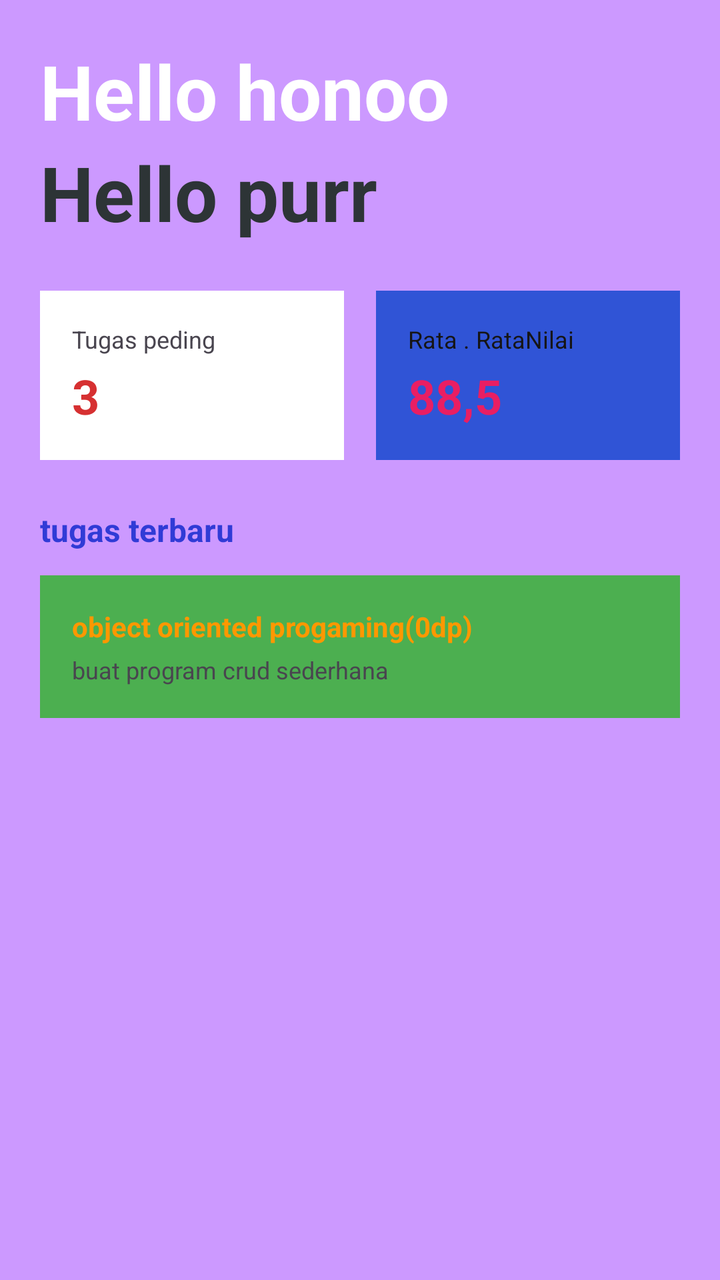
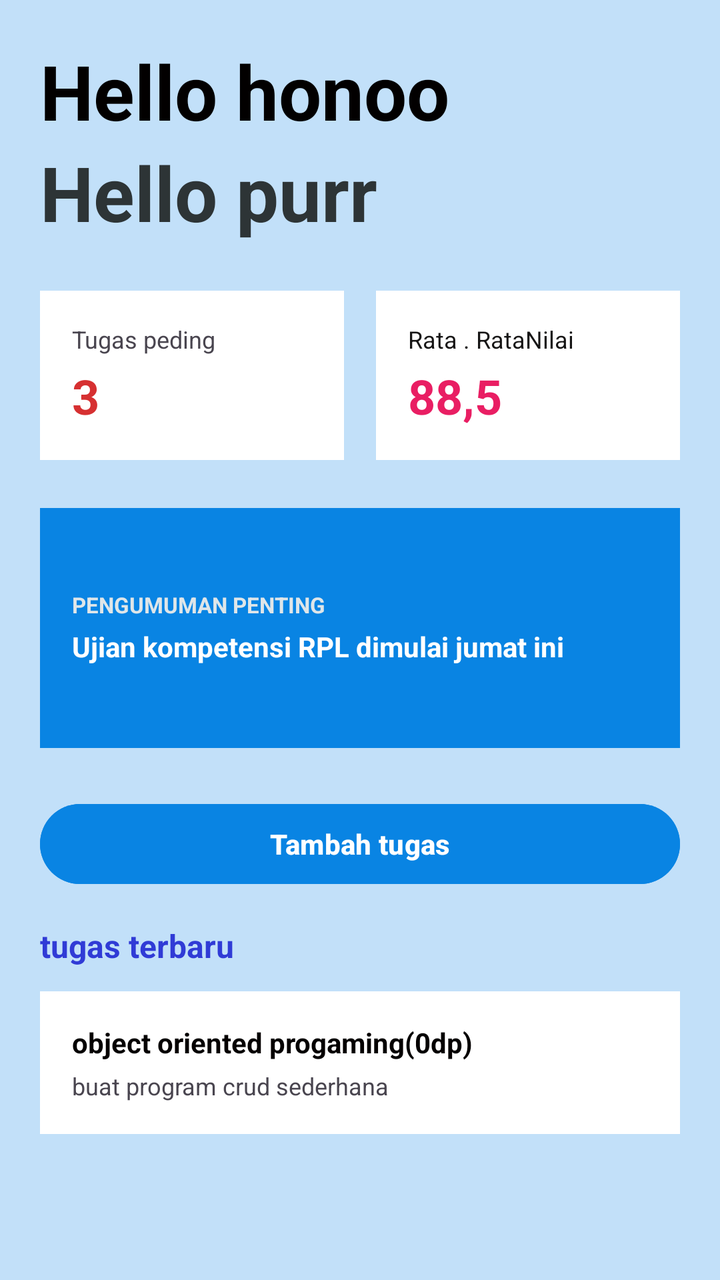

An Android layout rendered at two revisions. The XML below is the earlier revision; the diff shows what the commit changed to produce the second picture.
<!-- AndroidManifest.xml: application theme Theme.ManagementApp -->
<!-- res/layout/activity_main.xml -->
<?xml version="1.0" encoding="utf-8"?>
<LinearLayout
    xmlns:android="http://schemas.android.com/apk/res/android"
    xmlns:tools="http://schemas.android.com/tools"
    android:layout_width="match_parent"
    android:layout_height="match_parent"
    android:orientation="vertical"
    android:background="#CC99FF"
    android:padding="20dp">

    
    <LinearLayout
        android:layout_width="match_parent"
        android:layout_height="wrap_content"
        android:orientation="vertical"
        android:layout_marginBottom="24dp">

        <TextView
            android:layout_width="wrap_content"
            android:layout_height="wrap_content"
            android:text="Hello honoo "
            android:textSize="38sp"
            android:textStyle="bold"
            android:textColor="#FFFFFFFF"/>

        <TextView
            android:id="@+id/tvnamasiswa"
            android:layout_width="wrap_content"
            android:layout_height="wrap_content"
            android:text="Hello purr"
            android:textSize="38sp"
            android:textStyle="bold"
            android:textColor="#2D3436"/>

    </LinearLayout>

    
    <LinearLayout
        android:layout_width="match_parent"
        android:layout_height="wrap_content"
        android:orientation="horizontal"
        android:layout_marginBottom="24dp">

        
        <LinearLayout
            android:layout_width="0dp"
            android:layout_height="wrap_content"
            android:layout_weight="1"
            android:orientation="vertical"
            android:background="#FFFFFF"
            android:padding="16dp"
            android:layout_marginEnd="8dp">

            <TextView
                android:layout_width="wrap_content"
                android:layout_height="wrap_content"
                android:text="Tugas peding"
                android:textSize="12sp"/>

            <TextView
                android:id="@+id/tvjumlahTugas"
                android:layout_width="wrap_content"
                android:layout_height="wrap_content"
                android:text="3"
                android:textSize="24sp"
                android:textStyle="bold"
                android:textColor="#D63031"
                android:layout_marginTop="4dp"/>

        </LinearLayout>

        
        <LinearLayout
            android:layout_width="0dp"
            android:layout_height="wrap_content"
            android:layout_weight="1"
            android:orientation="vertical"
            android:background="#3054D6"
            android:padding="16dp"
            android:layout_marginStart="8dp">

            <TextView
                android:layout_width="wrap_content"
                android:layout_height="wrap_content"
                android:text="Rata . RataNilai"
                android:textColor="#161515"
                android:textSize="12sp" />

            <TextView
                android:id="@+id/tvRataNIlai"
                android:layout_width="wrap_content"
                android:layout_height="wrap_content"
                android:text="88,5"
                android:textSize="24sp"
                android:textStyle="bold"
                android:textColor="#E91E63"
                android:layout_marginTop="4dp"/>

        </LinearLayout>

    </LinearLayout>

    
    <TextView
        android:layout_width="wrap_content"
        android:layout_height="wrap_content"
        android:text="tugas terbaru"
        android:textSize="16sp"
        android:textStyle="bold"
        android:textColor="#303BD6"
        android:layout_marginBottom="12dp"/>

    
    <LinearLayout
        android:layout_width="match_parent"
        android:layout_height="wrap_content"
        android:orientation="vertical"
        android:background="#4CAF50"
        android:padding="16dp">

        <TextView
            android:layout_width="wrap_content"
            android:layout_height="wrap_content"
            android:text="object oriented progaming(0dp)"
            android:textSize="14sp"
            android:textStyle="bold"
            android:textColor="#FF9800"/>

        <TextView
            android:layout_width="wrap_content"
            android:layout_height="wrap_content"
            android:text="buat program crud sederhana"
            android:textSize="12sp"
            android:layout_marginTop="4dp"/>

    </LinearLayout>

</LinearLayout>
<!-- resources referenced by this layout -->
<resources>
  <style name="Theme.ManagementApp" parent="Base.Theme.ManagementApp" />
  <style name="Base.Theme.ManagementApp" parent="Theme.Material3.DayNight.NoActionBar">
          
          
      </style>
</resources>

<!-- the commit's change to res/layout/activity_main.xml (unified diff, before → after) -->
@@ -1,11 +1,14 @@
 <?xml version="1.0" encoding="utf-8"?>
+<FrameLayout
+    xmlns:android="http://schemas.android.com/apk/res/android"
+    android:layout_width="match_parent"
+    android:layout_height="match_parent"
+    android:background="#FFFFFF">
 <LinearLayout
-    xmlns:android="http://schemas.android.com/apk/res/android"
-    xmlns:tools="http://schemas.android.com/tools"
     android:layout_width="match_parent"
     android:layout_height="match_parent"
     android:orientation="vertical"
-    android:background="#CC99FF"
+    android:background="#C2E0F9"
     android:padding="20dp">
 
     
@@ -21,7 +24,7 @@
             android:text="Hello honoo "
             android:textSize="38sp"
             android:textStyle="bold"
-            android:textColor="#FFFFFFFF"/>
+            android:textColor="#020000"/>
 
         <TextView
             android:id="@+id/tvnamasiswa"
@@ -75,7 +78,7 @@
             android:layout_height="wrap_content"
             android:layout_weight="1"
             android:orientation="vertical"
-            android:background="#3054D6"
+            android:background="#FFFFFF"
             android:padding="16dp"
             android:layout_marginStart="8dp">
 
@@ -101,6 +104,56 @@
     </LinearLayout>
 
     
+    <FrameLayout
+        android:layout_width="match_parent"
+        android:layout_height="120dp"
+        android:layout_marginBottom="24dp">
+
+        
+        <View
+            android:layout_width="match_parent"
+            android:layout_height="match_parent"
+            android:background="#0984E3"/>
+
+        
+        <LinearLayout
+            android:layout_width="match_parent"
+            android:layout_height="match_parent"
+            android:orientation="vertical"
+            android:padding="16dp"
+            android:gravity="center_vertical">
+
+            <TextView
+                android:layout_width="wrap_content"
+                android:layout_height="wrap_content"
+                android:text="PENGUMUMAN PENTING"
+                android:textSize="11sp"
+                android:textColor="#DFE6E9"
+                android:textStyle="bold"/>
+
+            <TextView
+                android:layout_width="wrap_content"
+                android:layout_height="wrap_content"
+                android:text="Ujian kompetensi RPL dimulai jumat ini"
+                android:textColor="#FFFFFF"
+                android:textStyle="bold"
+                android:layout_marginTop="4dp"/>
+        </LinearLayout>
+    </FrameLayout>
+
+    
+    <Button
+        android:layout_width="match_parent"
+        android:layout_height="wrap_content"
+        android:id="@+id/tombolFrom"
+        android:text="Tambah tugas"
+        android:textColor="#FFFFFF"
+        android:backgroundTint="#0984E3"
+        android:layout_marginBottom="16dp"
+        android:textSize="14sp"
+        android:textStyle="bold"/>
+
+    
     <TextView
         android:layout_width="wrap_content"
         android:layout_height="wrap_content"
@@ -115,7 +168,7 @@
         android:layout_width="match_parent"
         android:layout_height="wrap_content"
         android:orientation="vertical"
-        android:background="#4CAF50"
+        android:background="#FFFFFF"
         android:padding="16dp">
 
         <TextView
@@ -124,7 +177,7 @@
             android:text="object oriented progaming(0dp)"
             android:textSize="14sp"
             android:textStyle="bold"
-            android:textColor="#FF9800"/>
+            android:textColor="#040000"/>
 
         <TextView
             android:layout_width="wrap_content"
@@ -136,3 +189,4 @@
     </LinearLayout>
 
 </LinearLayout>
+</FrameLayout>
